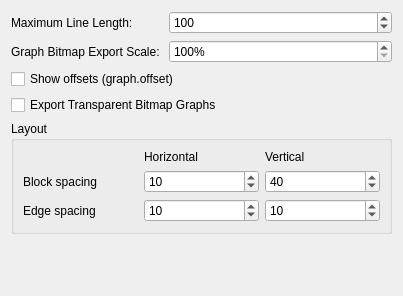
Old version of the form src/dialogs/preferences/GraphOptionsWidget.ui in the repository rizinorg/cutter.
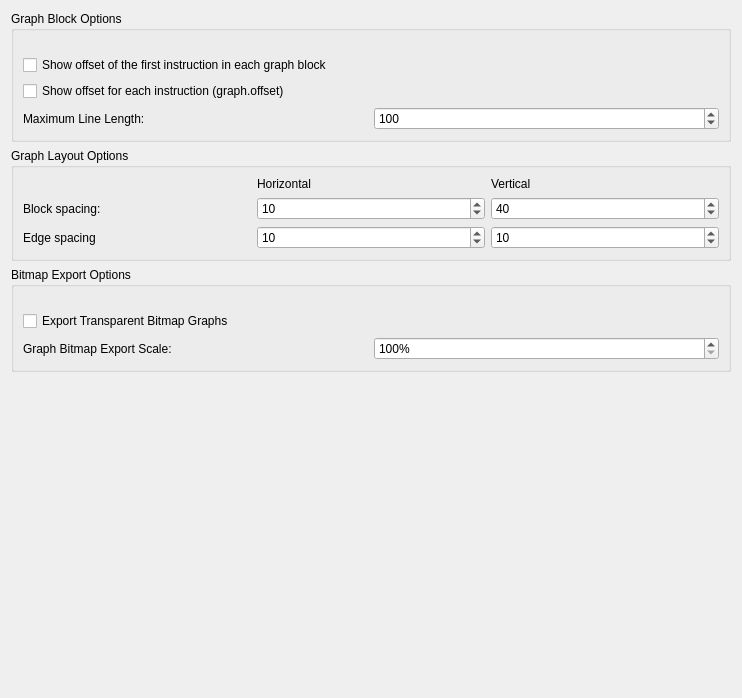
New version of the form.

Commit message: Adding Labels to Graph Blocks in Disassembly (#2482)

Diff of the .ui file:
```diff
--- a/src/dialogs/preferences/GraphOptionsWidget.ui
+++ b/src/dialogs/preferences/GraphOptionsWidget.ui
@@ -6,8 +6,8 @@
    <rect>
     <x>0</x>
     <y>0</y>
-    <width>403</width>
-    <height>296</height>
+    <width>742</width>
+    <height>698</height>
    </rect>
   </property>
   <property name="windowTitle">
@@ -15,15 +15,43 @@
   </property>
   <layout class="QVBoxLayout" name="verticalLayout_3">
    <item>
-    <layout class="QFormLayout" name="formLayout">
-     <item row="0" column="0">
+    <layout class="QVBoxLayout" name="verticalLayout_8">
+     <item>
+      <widget class="QGroupBox" name="GraphBlockOptions">
+       <property name="title">
+        <string>Graph Block Options </string>
+       </property>
+       <layout class="QVBoxLayout" name="verticalLayout_9">
+        <property name="topMargin">
+         <number>24</number>
+        </property>
+        <item>
+         <widget class="QCheckBox" name="blockEntryCheckBox">
+          <property name="toolTip">
+           <string>The offset of the first instruction of a graph block is shown in the header of the respective graph block</string>
+          </property>
+          <property name="text">
+           <string>Show offset of the first instruction in each graph block</string>
+          </property>
+         </widget>
+        </item>
+        <item>
+         <widget class="QCheckBox" name="graphOffsetCheckBox">
+          <property name="text">
+           <string>Show offset for each instruction (graph.offset)</string>
+          </property>
+         </widget>
+        </item>
+        <item>
+         <layout class="QHBoxLayout" name="horizontalLayout">
+          <item>
       <widget class="QLabel" name="maxColsLabel">
        <property name="text">
         <string>Maximum Line Length:</string>
        </property>
       </widget>
      </item>
-     <item row="0" column="1">
+          <item>
       <widget class="QSpinBox" name="maxColsSpinBox">
        <property name="minimum">
         <number>25</number>
@@ -36,14 +64,132 @@
        </property>
       </widget>
      </item>
+         </layout>
+        </item>
+       </layout>
+      </widget>
+     </item>
+     <item>
+      <widget class="QGroupBox" name="LayoutBlock">
+       <property name="title">
+        <string>Graph Layout Options</string>
+       </property>
+       <layout class="QGridLayout" name="gridLayout_2">
+        <item row="1" column="1">
+         <widget class="QSpinBox" name="horizontalBlockSpacing">
+          <property name="maximum">
+           <number>400</number>
+          </property>
+          <property name="singleStep">
+           <number>10</number>
+          </property>
+          <property name="value">
+           <number>10</number>
+          </property>
+         </widget>
+        </item>
+        <item row="0" column="2">
+         <widget class="QLabel" name="label_4">
+          <property name="text">
+           <string>Vertical</string>
+          </property>
+         </widget>
+        </item>
+        <item row="2" column="1">
+         <widget class="QSpinBox" name="horizontalEdgeSpacing">
+          <property name="minimum">
+           <number>1</number>
+          </property>
+          <property name="maximum">
+           <number>400</number>
+          </property>
+          <property name="singleStep">
+           <number>5</number>
+          </property>
+          <property name="value">
+           <number>10</number>
+          </property>
+         </widget>
+        </item>
+        <item row="0" column="1">
+         <widget class="QLabel" name="label_3">
+          <property name="text">
+           <string>Horizontal</string>
+          </property>
+         </widget>
+        </item>
+        <item row="2" column="2">
+         <widget class="QSpinBox" name="verticalEdgeSpacing">
+          <property name="minimum">
+           <number>1</number>
+          </property>
+          <property name="maximum">
+           <number>400</number>
+          </property>
+          <property name="singleStep">
+           <number>5</number>
+          </property>
+          <property name="value">
+           <number>10</number>
+          </property>
+         </widget>
+        </item>
+        <item row="1" column="2">
+         <widget class="QSpinBox" name="verticalBlockSpacing">
+          <property name="maximum">
+           <number>400</number>
+          </property>
+          <property name="singleStep">
+           <number>10</number>
+          </property>
+          <property name="value">
+           <number>40</number>
+          </property>
+         </widget>
+        </item>
      <item row="1" column="0">
+         <widget class="QLabel" name="label">
+          <property name="text">
+           <string>Block spacing:</string>
+          </property>
+         </widget>
+        </item>
+        <item row="2" column="0">
+         <widget class="QLabel" name="label_2">
+          <property name="text">
+           <string>Edge spacing</string>
+          </property>
+         </widget>
+        </item>
+       </layout>
+      </widget>
+     </item>
+     <item>
+      <widget class="QGroupBox" name="BitmapExportBlock">
+       <property name="title">
+        <string>Bitmap Export Options</string>
+       </property>
+       <layout class="QVBoxLayout" name="verticalLayout_10">
+        <property name="topMargin">
+         <number>24</number>
+        </property>
+        <item>
+         <widget class="QCheckBox" name="checkTransparent">
+          <property name="text">
+           <string>Export Transparent Bitmap Graphs</string>
+          </property>
+         </widget>
+        </item>
+        <item>
+         <layout class="QHBoxLayout" name="horizontalLayout_2">
+          <item>
       <widget class="QLabel" name="bitmapGraphScaleLabel">
        <property name="text">
         <string>Graph Bitmap Export Scale: </string>
        </property>
       </widget>
      </item>
-     <item row="1" column="1">
+          <item>
       <widget class="QDoubleSpinBox" name="bitmapGraphScale">
        <property name="suffix">
         <string>%</string>
@@ -64,114 +210,10 @@
      </item>
     </layout>
    </item>
-   <item>
-    <widget class="QCheckBox" name="graphOffsetCheckBox">
-     <property name="text">
-      <string>Show offsets (graph.offset)</string>
-     </property>
-    </widget>
-   </item>
-   <item>
-    <widget class="QCheckBox" name="checkTransparent">
-     <property name="text">
-      <string>Export Transparent Bitmap Graphs</string>
-     </property>
-    </widget>
-   </item>
-   <item>
-    <widget class="QGroupBox" name="groupBox">
-     <property name="title">
-      <string>Layout</string>
-     </property>
-     <layout class="QGridLayout" name="gridLayout_2">
-      <item row="0" column="1">
-       <widget class="QLabel" name="label_3">
-        <property name="text">
-         <string>Horizontal</string>
-        </property>
-       </widget>
-      </item>
-      <item row="1" column="0">
-       <widget class="QLabel" name="label">
-        <property name="text">
-         <string>Block spacing</string>
-        </property>
-       </widget>
-      </item>
-      <item row="2" column="0">
-       <widget class="QLabel" name="label_2">
-        <property name="text">
-         <string>Edge spacing</string>
-        </property>
-       </widget>
-      </item>
-      <item row="1" column="1">
-       <widget class="QSpinBox" name="horizontalBlockSpacing">
-        <property name="maximum">
-         <number>400</number>
-        </property>
-        <property name="singleStep">
-         <number>10</number>
-        </property>
-        <property name="value">
-         <number>10</number>
-        </property>
-       </widget>
-      </item>
-      <item row="1" column="2">
-       <widget class="QSpinBox" name="verticalBlockSpacing">
-        <property name="maximum">
-         <number>400</number>
-        </property>
-        <property name="singleStep">
-         <number>10</number>
-        </property>
-        <property name="value">
-         <number>40</number>
-        </property>
-       </widget>
-      </item>
-      <item row="2" column="1">
-       <widget class="QSpinBox" name="horizontalEdgeSpacing">
-        <property name="minimum">
-         <number>1</number>
-        </property>
-        <property name="maximum">
-         <number>400</number>
-        </property>
-        <property name="singleStep">
-         <number>5</number>
-        </property>
-        <property name="value">
-         <number>10</number>
-        </property>
-       </widget>
-      </item>
-      <item row="2" column="2">
-       <widget class="QSpinBox" name="verticalEdgeSpacing">
-        <property name="minimum">
-         <number>1</number>
-        </property>
-        <property name="maximum">
-         <number>400</number>
-        </property>
-        <property name="singleStep">
-         <number>5</number>
-        </property>
-        <property name="value">
-         <number>10</number>
-        </property>
-       </widget>
-      </item>
-      <item row="0" column="2">
-       <widget class="QLabel" name="label_4">
-        <property name="text">
-         <string>Vertical</string>
-        </property>
-       </widget>
-      </item>
-     </layout>
-    </widget>
+       </layout>
+      </widget>
+     </item>
+    </layout>
    </item>
    <item>
     <spacer name="verticalSpacer">
```
Left out of the diff: 7 changed lines with no effect on the pictures. Lines whose indentation alone changed are shown as unchanged. The commit also changes 5 other files.
